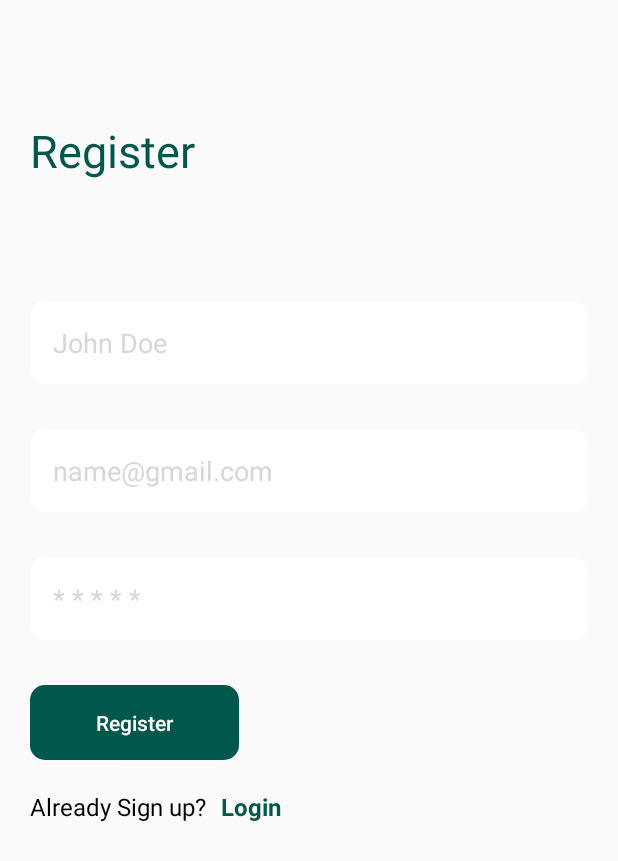
After one commit to GADSEDU/Edu-24, an Android app: the RegisterActivity screen opened directly, with no data from a screen before it, on a phone screen of 412 x 824 dp. The commit adds this screen. Shown: the top 861 px of the screen. Run offline under Robolectric (Android 15) with nearby library versions, the phone set to English and light mode, and no system bars.

Commit message:
created login and register page

```diff
--- a/app/build.gradle
+++ b/app/build.gradle
@@ -23,6 +23,8 @@ dependencies {
     implementation fileTree(dir: 'libs', include: ['*.jar'])
     implementation 'androidx.appcompat:appcompat:1.0.2'
     implementation 'androidx.constraintlayout:constraintlayout:1.1.3'
+    implementation 'androidx.annotation:annotation:1.0.2'
+    implementation 'androidx.lifecycle:lifecycle-extensions:2.2.0'
     testImplementation 'junit:junit:4.12'
     androidTestImplementation 'androidx.test.ext:junit:1.1.0'
     androidTestImplementation 'androidx.test.espresso:espresso-core:3.1.1'
--- /dev/null
+++ b/app/src/main/java/com/example/edu24/RegisterActivity.java
@@ -0,0 +1,37 @@
+package com.example.edu24;
+
+import androidx.appcompat.app.AppCompatActivity;
+
+import android.content.Intent;
+import android.os.Bundle;
+import android.view.View;
+import android.widget.Button;
+import android.widget.TextView;
+
+public class RegisterActivity extends AppCompatActivity implements View.OnClickListener {
+Button mRegisterBtn;
+TextView mLoginText;
+    @Override
+    protected void onCreate(Bundle savedInstanceState) {
+        super.onCreate(savedInstanceState);
+        setContentView(R.layout.activity_register);
+        mRegisterBtn = findViewById(R.id.registerBtn);
+        mLoginText = findViewById(R.id.loginTxt);
+        mLoginText.setOnClickListener(this);
+        mRegisterBtn.setOnClickListener(this);
+
+    }
+
+    @Override
+    public void onClick(View v) {
+        int id = v.getId();
+        switch (id){
+            case R.id.registerBtn:
+                Intent intent = new Intent(this,LoginActivity.class);
+                startActivity(intent);
+            case R.id.loginTxt:
+                Intent loginIntent = new Intent(this,LoginActivity.class);
+                startActivity(loginIntent);
+        }
+    }
+}
--- /dev/null
+++ b/app/src/main/res/drawable-v24/white_bg.xml
@@ -0,0 +1,18 @@
+<?xml version="1.0" encoding="utf-8"?>
+<shape xmlns:android="http://schemas.android.com/apk/res/android"
+    android:shape="rectangle"
+    android:useLevel="true"
+    android:dither="true">
+
+    <solid android:color="#ffffff"></solid>
+    <stroke android:color="#F5F5F9"></stroke>
+    <size android:height="20dp"
+        android:width="15dp"/>
+    <padding
+        android:bottom="10dp"
+        android:left="10dp"
+        android:right="10dp"
+        android:top="10dp"></padding>
+
+    <corners android:radius="10dp"></corners>
+</shape>
--- /dev/null
+++ b/app/src/main/res/layout/activity_register.xml
@@ -0,0 +1,92 @@
+<?xml version="1.0" encoding="utf-8"?>
+<LinearLayout xmlns:android="http://schemas.android.com/apk/res/android"
+    xmlns:app="http://schemas.android.com/apk/res-auto"
+    xmlns:tools="http://schemas.android.com/tools"
+    android:layout_width="match_parent"
+    android:orientation="vertical"
+    android:layout_margin="20dp"
+    android:layout_height="match_parent"
+    tools:context=".RegisterActivity">
+
+    <TextView
+        android:layout_width="match_parent"
+        android:layout_height="wrap_content"
+        android:text="Register"
+        android:textSize="30sp"
+        android:textColor="@color/colorPrimaryDark"
+        android:layout_marginTop="60dp"/>
+    <LinearLayout
+        android:layout_width="match_parent"
+        android:layout_height="match_parent"
+        android:layout_marginTop="50dp"
+        android:orientation="vertical">
+        <EditText
+            android:layout_width="match_parent"
+            android:layout_height="wrap_content"
+            android:layout_marginTop="30dp"
+            android:background="@drawable/white_bg"
+            android:hint="@string/name"
+            android:textColorHint="@color/light_gray"
+            android:padding="15dp"/>
+
+
+        <EditText
+            android:layout_width="match_parent"
+            android:layout_height="wrap_content"
+            android:layout_marginTop="30dp"
+            android:background="@drawable/white_bg"
+            android:hint="@string/email"
+            android:textColorHint="@color/light_gray"
+            android:padding="15dp"/>
+
+        <EditText
+            android:layout_width="match_parent"
+            android:layout_height="wrap_content"
+            android:layout_marginTop="30dp"
+            android:background="@drawable/white_bg"
+            android:hint="@string/password"
+            android:textColorHint="@color/light_gray"
+            android:inputType="text"
+            android:padding="15dp"/>
+
+        <Button
+            android:id="@+id/registerBtn"
+            android:layout_width="139dp"
+            android:layout_height="50dp"
+            android:layout_marginTop="30dp"
+            android:background="@drawable/white_bg"
+            android:backgroundTint="@color/colorPrimaryDark"
+            android:paddingLeft="30dp"
+            android:paddingRight="30dp"
+            android:text="Register"
+            android:textAllCaps="false"
+            android:textColor="@color/white" />
+
+
+
+        <LinearLayout
+            android:layout_width="match_parent"
+            android:layout_height="wrap_content"
+           android:layout_marginTop="20dp"
+            android:orientation="horizontal">
+            <TextView
+                android:layout_width="wrap_content"
+                android:layout_height="wrap_content"
+                android:textSize="16sp"
+                android:textColor="@color/black"
+                android:text="Already Sign up?"/>
+
+            <TextView
+                android:id="@+id/loginTxt"
+                android:layout_width="wrap_content"
+                android:layout_height="wrap_content"
+                android:layout_marginLeft="10dp"
+                android:textSize="16sp"
+                android:textStyle="bold"
+                android:textColor="@color/colorPrimaryDark"
+                android:text="Login"/>
+        </LinearLayout>
+    </LinearLayout>
+
+
+</LinearLayout>
--- a/app/src/main/res/values/colors.xml
+++ b/app/src/main/res/values/colors.xml
@@ -3,4 +3,7 @@
     <color name="colorPrimary">#008577</color>
     <color name="colorPrimaryDark">#00574B</color>
     <color name="colorAccent">#D81B60</color>
+    <color name="black">#000000</color>
+    <color name="white">#ffffff</color>
+    <color name="light_gray">#d7d7d7</color>
 </resources>
--- /dev/null
+++ b/app/src/main/res/values/dimens.xml
@@ -0,0 +1,5 @@
+<resources>
+    <!-- Default screen margins, per the Android Design guidelines. -->
+    <dimen name="activity_horizontal_margin">16dp</dimen>
+    <dimen name="activity_vertical_margin">16dp</dimen>
+</resources>
--- a/app/src/main/res/values/strings.xml
+++ b/app/src/main/res/values/strings.xml
@@ -1,3 +1,15 @@
 <resources>
     <string name="app_name">Edu24</string>
+    <string name="title_activity_login">Sign in</string>
+    <string name="prompt_email">Email</string>
+    <string name="prompt_password">Password</string>
+    <string name="action_sign_in">Sign in or register</string>
+    <string name="action_sign_in_short">Sign in</string>
+    <string name="welcome">"Welcome !"</string>
+    <string name="invalid_username">Not a valid username</string>
+    <string name="invalid_password">Password must be >5 characters</string>
+    <string name="login_failed">"Login failed"</string>
+    <string name="email">name@gmail.com</string>
+    <string name="password">* * * * *</string>
+    <string name="name">John Doe</string>
 </resources>
--- a/app/src/main/res/values/styles.xml
+++ b/app/src/main/res/values/styles.xml
@@ -1,7 +1,7 @@
 <resources>
 
     <!-- Base application theme. -->
-    <style name="AppTheme" parent="Theme.AppCompat.Light.DarkActionBar">
+    <style name="AppTheme" parent="Theme.AppCompat.Light.NoActionBar">
         <!-- Customize your theme here. -->
         <item name="colorPrimary">@color/colorPrimary</item>
         <item name="colorPrimaryDark">@color/colorPrimaryDark</item>
```
Also changed, not shown: app/src/main/AndroidManifest.xml (+5 -2 lines), app/src/main/java/com/example/edu24/LoginActivity.java (added, +38 -0 lines), app/src/main/res/layout/activity_login.xml (added, +89 -0 lines).
